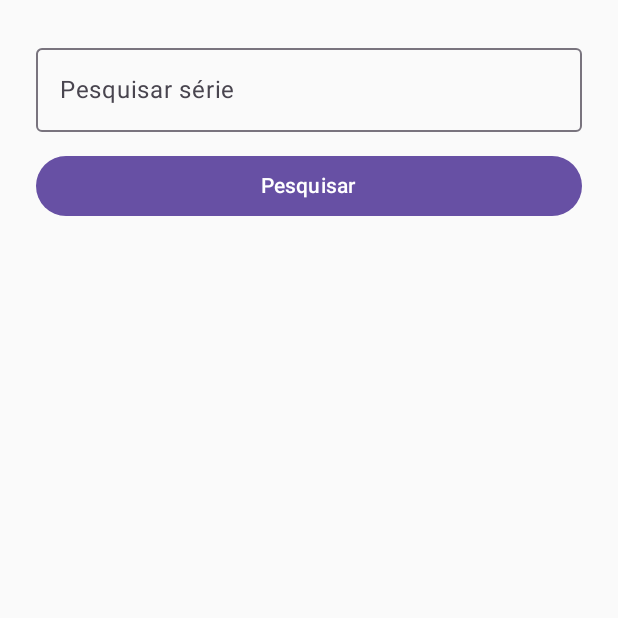
After one commit to Lucksander/Seriando, an Android app built with Jetpack Compose: the SearchScreen screen opened through its navigation route, on a phone screen of 412 x 824 dp, the top half of it. The commit adds this screen. Run offline under Robolectric (Android 15) with nearby library versions, the phone set to English and light mode, and no system bars.

Commit message:
Adicione a navegação e o fluxo de detalhes
Introduz o Navigation Compose com rotas para as telas de início, busca e detalhes. Esta alteração adiciona suporte à API de detalhes do TMDB e ao modelo `SerieDetalhe`, transfere o fluxo de busca para uma tela própria e faz com que os cards de séries naveguem para uma tela de detalhes dedicada. A tela de detalhes carrega os metadados completos da série — incluindo temporadas, episódios e sinopse —, enquanto a tela inicial passa a servir como ponto de entrada com uma opção de busca.

```diff
--- a/app/build.gradle.kts
+++ b/app/build.gradle.kts
@@ -51,6 +51,7 @@ dependencies {
     implementation(libs.androidx.compose.ui.tooling.preview)
     implementation(libs.androidx.core.ktx)
     implementation(libs.androidx.lifecycle.runtime.ktx)
+    implementation("androidx.navigation:navigation-compose:2.8.4")
     implementation("io.coil-kt.coil3:coil-compose:3.0.4")
     implementation("io.coil-kt.coil3:coil-network-okhttp:3.0.4")
     implementation("com.squareup.retrofit2:retrofit:2.11.0")
--- a/app/src/main/java/com/seriando/app/MainActivity.kt
+++ b/app/src/main/java/com/seriando/app/MainActivity.kt
@@ -4,24 +4,7 @@ import android.os.Bundle
 import androidx.activity.ComponentActivity
 import androidx.activity.compose.setContent
 import androidx.activity.enableEdgeToEdge
-import androidx.compose.foundation.layout.Column
-import androidx.compose.foundation.layout.Spacer
-import androidx.compose.foundation.layout.fillMaxSize
-import androidx.compose.foundation.layout.fillMaxWidth
-import androidx.compose.foundation.layout.height
-import androidx.compose.foundation.layout.padding
-import androidx.compose.material3.Button
-import androidx.compose.material3.MaterialTheme
-import androidx.compose.material3.OutlinedTextField
-import androidx.compose.material3.Text
-import androidx.compose.runtime.Composable
-import androidx.compose.runtime.mutableStateOf
-import androidx.compose.runtime.remember
-import androidx.compose.ui.Modifier
-import androidx.compose.ui.unit.dp
-import androidx.compose.runtime.getValue
-import androidx.compose.runtime.setValue
-import com.seriando.app.ui.home.HomeScreen
+import com.seriando.app.navigation.SeriandoNavHost
 
 class MainActivity : ComponentActivity() {
     override fun onCreate(savedInstanceState: Bundle?) {
@@ -29,12 +12,9 @@ class MainActivity : ComponentActivity() {
         enableEdgeToEdge()
 
         setContent {
-            SeriandoApp()
+            // A partir de agora, quem decide qual tela mostrar
+            // é o SeriandoNavHost, não mais uma chamada fixa.
+            SeriandoNavHost()
         }
     }
 }
-
-@Composable
-fun SeriandoApp() {
-    HomeScreen()
-}
--- /dev/null
+++ b/app/src/main/java/com/seriando/app/navigation/SeriandoNavHost.kt
@@ -0,0 +1,50 @@
+package com.seriando.app.navigation
+
+import androidx.compose.runtime.Composable
+import androidx.navigation.NavHostController
+import androidx.navigation.NavType
+import androidx.navigation.compose.NavHost
+import androidx.navigation.compose.composable
+import androidx.navigation.compose.rememberNavController
+import androidx.navigation.navArgument
+import com.seriando.app.ui.details.DetailsScreen
+import com.seriando.app.ui.home.HomeScreen
+import com.seriando.app.ui.search.SearchScreen
+
+// Componente central de navegação do app.
+@Composable
+fun SeriandoNavHost(
+    navController: NavHostController = rememberNavController()
+) {
+    NavHost(
+        navController = navController,
+        startDestination = Rotas.HOME
+    ) {
+        composable(Rotas.HOME) {
+            HomeScreen(
+                aoClicarEmPesquisar = { navController.navigate(Rotas.BUSCA) }
+            )
+        }
+
+        composable(Rotas.BUSCA) {
+            SearchScreen(
+                // Ao clicar numa série, navega para a rota de detalhes
+                // já com o ID preenchido (ex: "detalhes/1399").
+                aoClicarEmSerie = { serieId ->
+                    navController.navigate(Rotas.detalhesComId(serieId))
+                }
+            )
+        }
+
+        // Declara a rota de detalhes, avisando que ela espera
+        // um argumento chamado "serieId" do tipo inteiro.
+        composable(
+            route = Rotas.DETALHES,
+            arguments = listOf(navArgument("serieId") { type = NavType.IntType })
+        ) { backStackEntry ->
+            // Lê o serieId que veio na navegação e repassa para a tela.
+            val serieId = backStackEntry.arguments?.getInt("serieId") ?: 0
+            DetailsScreen(serieId = serieId)
+        }
+    }
+}
--- /dev/null
+++ b/app/src/main/java/com/seriando/app/ui/search/SearchScreen.kt
@@ -0,0 +1,80 @@
+package com.seriando.app.ui.search
+
+import android.util.Log
+import androidx.compose.foundation.layout.Column
+import androidx.compose.foundation.layout.Spacer
+import androidx.compose.foundation.layout.fillMaxSize
+import androidx.compose.foundation.layout.fillMaxWidth
+import androidx.compose.foundation.layout.height
+import androidx.compose.foundation.layout.padding
+import androidx.compose.foundation.rememberScrollState
+import androidx.compose.foundation.verticalScroll
+import androidx.compose.material3.Button
+import androidx.compose.material3.OutlinedTextField
+import androidx.compose.material3.Text
+import androidx.compose.runtime.Composable
+import androidx.compose.runtime.getValue
+import androidx.compose.runtime.mutableStateOf
+import androidx.compose.runtime.remember
+import androidx.compose.runtime.rememberCoroutineScope
+import androidx.compose.runtime.setValue
+import androidx.compose.ui.Modifier
+import androidx.compose.ui.unit.dp
+import com.seriando.app.BuildConfig
+import com.seriando.app.data.remote.RetrofitInstance
+import com.seriando.app.model.Serie
+import com.seriando.app.ui.home.SerieCard
+import kotlinx.coroutines.launch
+
+// Tela de pesquisa: campo de busca + lista de resultados.
+// aoClicarEmSerie é chamado quando o usuário toca em um cartão,
+// passando o ID da série para a navegação decidir para onde ir.
+@Composable
+fun SearchScreen(aoClicarEmSerie: (Int) -> Unit) {
+
+    var textoPesquisa by remember { mutableStateOf("") }
+    var resultados by remember { mutableStateOf<List<Serie>>(emptyList()) }
+    val scope = rememberCoroutineScope()
+
+    Column(
+        modifier = Modifier
+            .fillMaxSize()
+            .verticalScroll(rememberScrollState())
+            .padding(24.dp)
+    ) {
+        OutlinedTextField(
+            value = textoPesquisa,
+            onValueChange = { textoPesquisa = it },
+            modifier = Modifier.fillMaxWidth(),
+            label = { Text("Pesquisar série") }
+        )
+
+        Spacer(modifier = Modifier.height(12.dp))
+
+        Button(
+            onClick = {
+                scope.launch {
+                    try {
+                        val resposta = RetrofitInstance.api.buscarSeries(
+                            BuildConfig.TMDB_API_KEY,
+                            textoPesquisa
+                        )
+                        resultados = resposta.results
+                    } catch (e: Exception) {
+                        Log.e("Seriando", "Erro na pesquisa", e)
+                    }
+                }
+            },
+            modifier = Modifier.fillMaxWidth()
+        ) {
+            Text("Pesquisar")
+        }
+
+        Spacer(modifier = Modifier.height(16.dp))
+
+        resultados.forEach { serie ->
+            // Ao clicar no cartão, avisa a navegação com o ID da série.
+            SerieCard(serie = serie, aoClicar = { aoClicarEmSerie(serie.id) })
+        }
+    }
+}
```
Also changed, not shown: app/src/main/java/com/seriando/app/data/remote/TmdbApiService.kt (+15 -0 lines), app/src/main/java/com/seriando/app/model/SerieDetalhe.kt (added, +15 -0 lines), app/src/main/java/com/seriando/app/navigation/Rotas.kt (added, +16 -0 lines), app/src/main/java/com/seriando/app/ui/details/DetailsScreen.kt (added, +114 -0 lines), app/src/main/java/com/seriando/app/ui/home/HomeScreen.kt (+11 -48 lines), app/src/main/java/com/seriando/app/ui/home/SerieCard.kt (+6 -1 lines), 1 other file.
